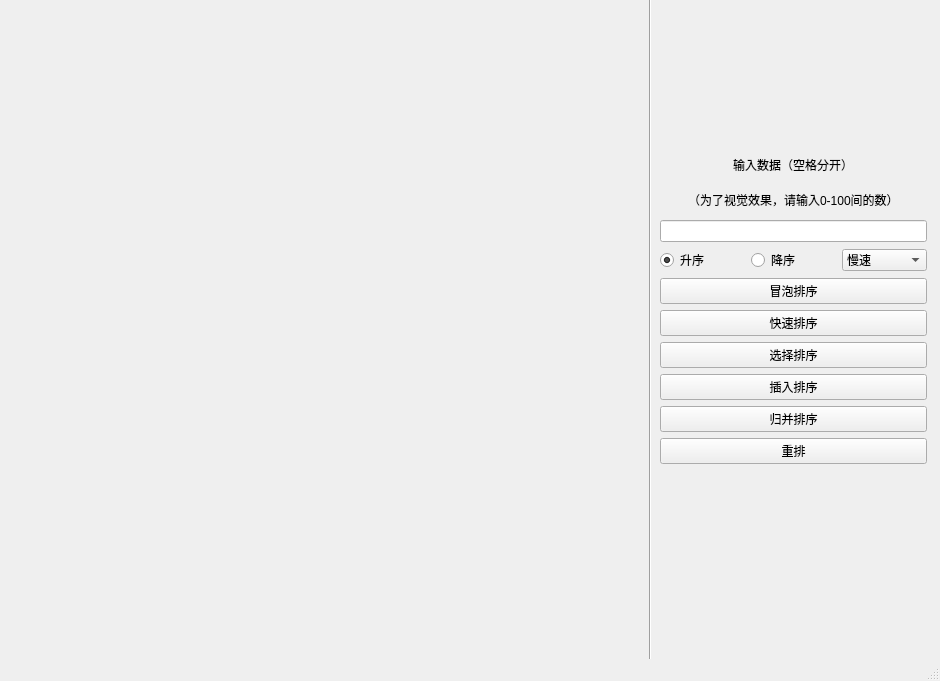
Skylength/visualsortQAQ, file mainwindow.ui: the form before one commit.
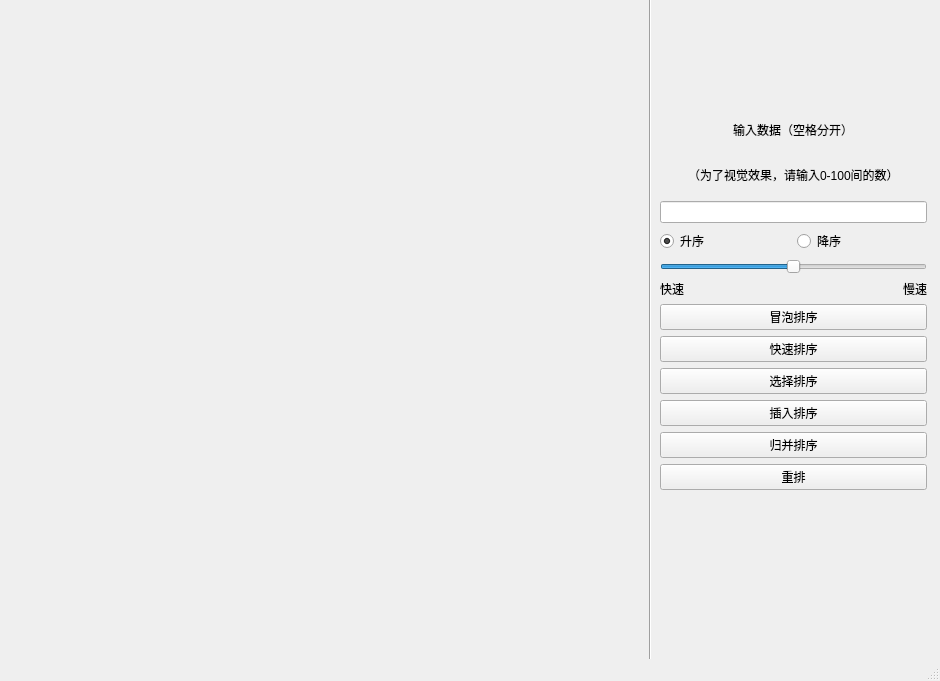
The form after the commit.

The edit to the form file:
```diff
--- a/mainwindow.ui
+++ b/mainwindow.ui
@@ -18,9 +18,9 @@
     <property name="geometry">
      <rect>
       <x>660</x>
-      <y>150</y>
+      <y>110</y>
       <width>267</width>
-      <height>314</height>
+      <height>380</height>
      </rect>
     </property>
     <layout class="QVBoxLayout" name="verticalLayout">
@@ -76,24 +76,46 @@
          </property>
         </widget>
        </item>
+      </layout>
+     </item>
        <item>
-        <widget class="QComboBox" name="comboBox">
+      <layout class="QVBoxLayout" name="verticalLayout_2">
          <item>
-          <property name="text">
-           <string>慢速</string>
-          </property>
-         </item>
-         <item>
-          <property name="text">
-           <string>中速</string>
-          </property>
+        <widget class="QSlider" name="horizontalSlider">
+         <property name="whatsThis">
+          <string/>
+         </property>
+         <property name="minimum">
+          <number>80</number>
+         </property>
+         <property name="maximum">
+          <number>400</number>
+         </property>
+         <property name="value">
+          <number>240</number>
+         </property>
+         <property name="orientation">
+          <enum>Qt::Horizontal</enum>
+         </property>
+        </widget>
          </item>
          <item>
+        <layout class="QHBoxLayout" name="horizontalLayout">
+         <item alignment="Qt::AlignLeft">
+          <widget class="QLabel" name="label_4">
           <property name="text">
            <string>快速</string>
           </property>
+          </widget>
          </item>
-        </widget>
+         <item alignment="Qt::AlignRight">
+          <widget class="QLabel" name="label_3">
+           <property name="text">
+            <string>慢速</string>
+           </property>
+          </widget>
+         </item>
+        </layout>
        </item>
       </layout>
      </item>
```
Lines whose indentation alone changed are shown as unchanged.
